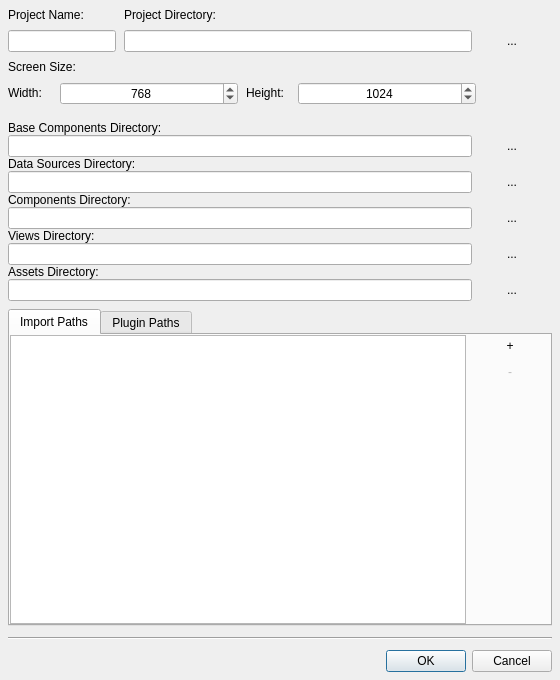
Before: the Qt Designer form ui/projectpropertiesdialog.ui in maxavadallat/maxdesigner, drawn with Qt 5.
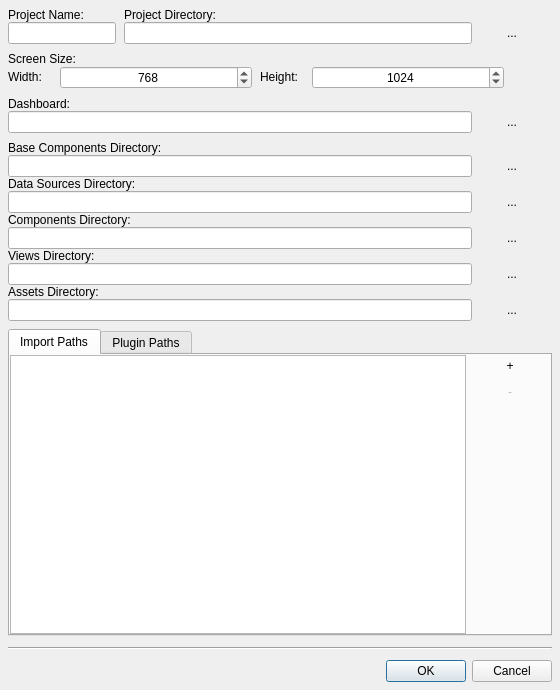
After: the same form once the commit is applied. The open tabs and pages were chosen to show the change.

Commit message: Adding Dashboard Image Set for Project properties dialog

The edit to the form file:
```diff
--- a/ui/projectpropertiesdialog.ui
+++ b/ui/projectpropertiesdialog.ui
@@ -7,7 +7,7 @@
     <x>0</x>
     <y>0</y>
     <width>560</width>
-    <height>680</height>
+    <height>690</height>
    </rect>
   </property>
   <property name="sizePolicy">
@@ -19,7 +19,7 @@
   <property name="minimumSize">
    <size>
     <width>560</width>
-    <height>680</height>
+    <height>690</height>
    </size>
   </property>
   <property name="windowTitle">
@@ -42,6 +42,14 @@
     <number>8</number>
    </property>
    <item row="0" column="0">
+    <layout class="QGridLayout" name="projectNameLayout">
+     <property name="horizontalSpacing">
+      <number>8</number>
+     </property>
+     <property name="verticalSpacing">
+      <number>0</number>
+     </property>
+     <item row="0" column="0">
     <widget class="QLabel" name="projectNameLabel">
      <property name="sizePolicy">
       <sizepolicy hsizetype="Preferred" vsizetype="Fixed">
@@ -77,7 +85,7 @@
      </property>
     </widget>
    </item>
-   <item row="1" column="1" colspan="3">
+     <item row="1" column="1">
     <layout class="QHBoxLayout" name="projectDirLayout">
      <property name="spacing">
       <number>0</number>
@@ -104,14 +112,21 @@
      </item>
     </layout>
    </item>
-   <item row="2" column="0">
+    </layout>
+   </item>
+   <item row="1" column="0">
+    <layout class="QGridLayout" name="screenSizeLayout_2">
+     <property name="spacing">
+      <number>0</number>
+     </property>
+     <item row="0" column="0">
     <widget class="QLabel" name="screenSizeLabel">
      <property name="text">
       <string>Screen Size:</string>
      </property>
     </widget>
    </item>
-   <item row="3" column="0" colspan="3">
+     <item row="1" column="0">
     <layout class="QHBoxLayout" name="screenSizeLayout">
      <property name="spacing">
       <number>8</number>
@@ -224,7 +239,7 @@
      </item>
     </layout>
    </item>
-   <item row="3" column="3">
+     <item row="1" column="1">
     <spacer name="horizontalSpacer">
      <property name="orientation">
       <enum>Qt::Horizontal</enum>
@@ -240,23 +255,43 @@
      </property>
     </spacer>
    </item>
-   <item row="4" column="1">
-    <spacer name="verticalSpacer_3">
-     <property name="orientation">
-      <enum>Qt::Vertical</enum>
+    </layout>
+   </item>
+   <item row="2" column="0">
+    <layout class="QGridLayout" name="dashboardLayout">
+     <property name="spacing">
+      <number>0</number>
      </property>
-     <property name="sizeType">
-      <enum>QSizePolicy::Fixed</enum>
-     </property>
-     <property name="sizeHint" stdset="0">
-      <size>
-       <width>20</width>
-       <height>8</height>
-      </size>
-     </property>
-    </spacer>
-   </item>
-   <item row="5" column="0" colspan="4">
+     <item row="0" column="0">
+      <widget class="QLabel" name="label">
+       <property name="text">
+        <string>Dashboard:</string>
+       </property>
+      </widget>
+     </item>
+     <item row="1" column="0">
+      <layout class="QHBoxLayout" name="baseComponentsLayout_2">
+       <property name="spacing">
+        <number>0</number>
+       </property>
+       <item>
+        <widget class="QLineEdit" name="dashboardPathEdit"/>
+       </item>
+       <item>
+        <widget class="QPushButton" name="dashboardPathBrowseButton">
+         <property name="text">
+          <string>...</string>
+         </property>
+         <property name="flat">
+          <bool>true</bool>
+         </property>
+        </widget>
+       </item>
+      </layout>
+     </item>
+    </layout>
+   </item>
+   <item row="3" column="0">
     <layout class="QVBoxLayout" name="projectDirsLayout">
      <property name="spacing">
       <number>0</number>
@@ -450,7 +485,7 @@
      </item>
     </layout>
    </item>
-   <item row="6" column="0" colspan="4">
+   <item row="4" column="0">
     <widget class="QTabWidget" name="tabWidget">
      <property name="sizePolicy">
       <sizepolicy hsizetype="MinimumExpanding" vsizetype="MinimumExpanding">
@@ -654,7 +689,7 @@
      </widget>
     </widget>
    </item>
-   <item row="7" column="0" colspan="4">
+   <item row="5" column="0">
     <widget class="Line" name="line">
      <property name="minimumSize">
       <size>
@@ -667,7 +702,7 @@
      </property>
     </widget>
    </item>
-   <item row="8" column="2" colspan="2">
+   <item row="6" column="0">
     <widget class="QDialogButtonBox" name="buttonBox">
      <property name="orientation">
       <enum>Qt::Horizontal</enum>
```
Left out of the diff: 2 changed lines with no effect on the pictures. Lines whose indentation alone changed are shown as unchanged. The commit also changes 3 other files.
